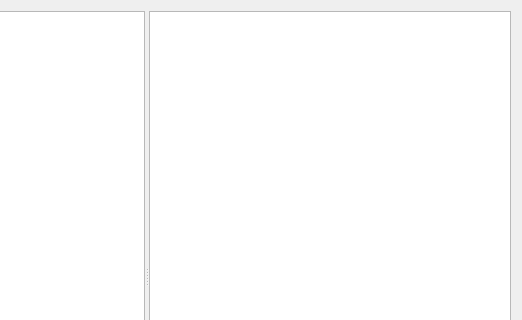
The window that CodeAnalyzer/FileListWindow.ui (Samarkin/CodeAnalyzer) describes before a commit, drawn with Qt 5; both pictures show x 228 to 750 and y 0 to 320 of the 750 by 551 pixel window.
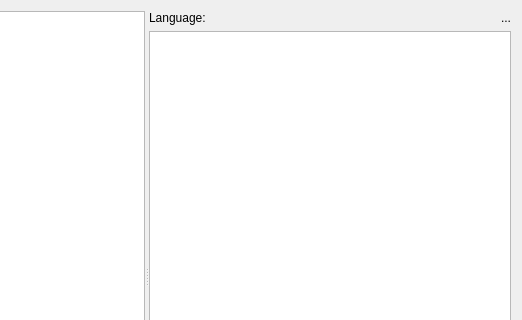
The same window after the commit.

Commit message: Add display of the detected language

Patch:
```diff
--- a/CodeAnalyzer/FileListWindow.ui
+++ b/CodeAnalyzer/FileListWindow.ui
@@ -14,7 +14,7 @@
    <string>Form</string>
   </property>
   <layout class="QGridLayout" name="gridLayout">
-   <item row="0" column="0">
+   <item row="1" column="1">
     <widget class="QSplitter" name="splitter">
      <property name="orientation">
       <enum>Qt::Horizontal</enum>
@@ -27,7 +27,40 @@
        <bool>true</bool>
       </property>
      </widget>
-     <widget class="QTextBrowser" name="textBrowser"/>
+     <widget class="QWidget" name="verticalLayoutWidget">
+      <layout class="QVBoxLayout" name="verticalLayout">
+       <item>
+        <layout class="QHBoxLayout" name="horizontalLayout">
+         <item>
+          <widget class="QLabel" name="languageLabel">
+           <property name="text">
+            <string>Language:</string>
+           </property>
+           <property name="textInteractionFlags">
+            <set>Qt::NoTextInteraction</set>
+           </property>
+          </widget>
+         </item>
+         <item>
+          <widget class="QLabel" name="languageValue">
+           <property name="text">
+            <string notr="true">...</string>
+           </property>
+           <property name="alignment">
+            <set>Qt::AlignRight|Qt::AlignTrailing|Qt::AlignVCenter</set>
+           </property>
+           <property name="textInteractionFlags">
+            <set>Qt::NoTextInteraction</set>
+           </property>
+          </widget>
+         </item>
+        </layout>
+       </item>
+       <item>
+        <widget class="QTextBrowser" name="textBrowser"/>
+       </item>
+      </layout>
+     </widget>
     </widget>
    </item>
   </layout>
```
The commit also changes 2 other files.
